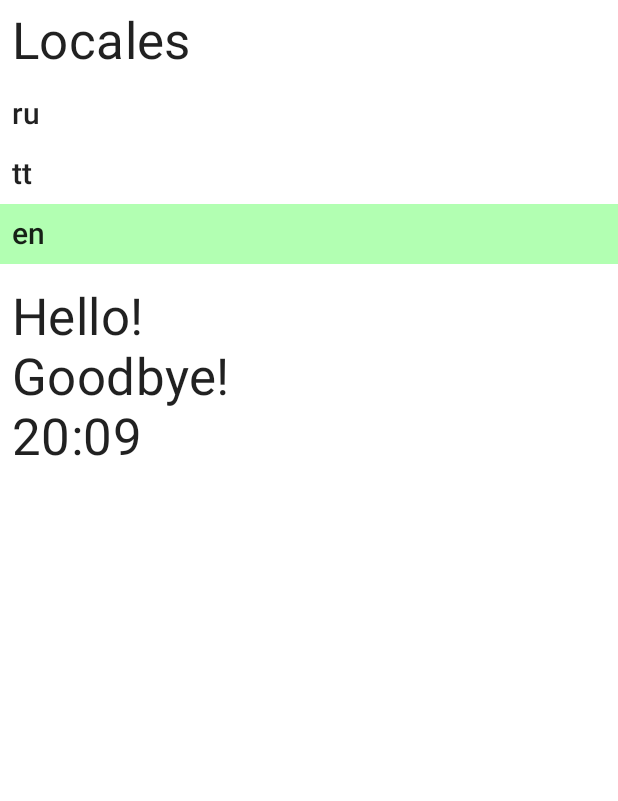
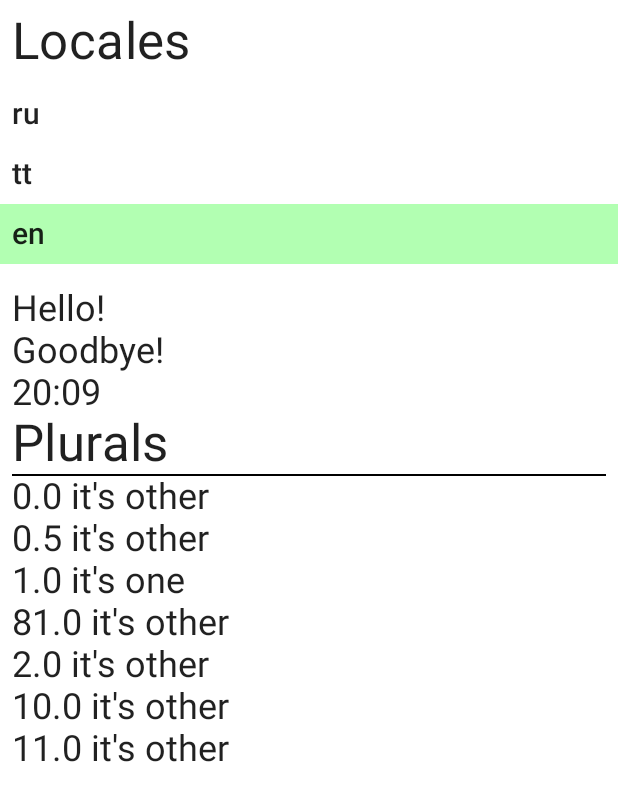
Before and after one commit to TechnokratosDev/jetpack-compose-localization, an Android app built with Jetpack Compose: the screen it shows after launch (MainActivity), on a phone screen of 412 x 824 dp. Shown: the top 801 px of the screen. Run offline under Robolectric (Android 15) with nearby library versions, the phone set to English and light mode, and no system bars.

Commit message:
implement plurals

```diff
--- a/localization/src/main/java/com/technokratos/compose/localization/Localization.kt
+++ b/localization/src/main/java/com/technokratos/compose/localization/Localization.kt
@@ -6,15 +6,16 @@ import androidx.compose.runtime.CompositionLocalProvider
 import androidx.compose.runtime.ReadOnlyComposable
 import androidx.compose.runtime.compositionLocalOf
 
-private val defaultLocalization: Localization = Localization(Locale.ENGLISH)
+internal val defaultLocalization: Localization = Localization(Locale.ENGLISH)
 
 private val supportedLocales: MutableSet<Locale> = mutableSetOf()
 
-private val localizationMap = hashMapOf<Locale, Localization>()
+internal val localizationMap = hashMapOf<Locale, Localization>()
 
 data class Localization(
     val locale: Locale,
-    internal val strings: MutableMap<String, String> = mutableMapOf()
+    internal val strings: MutableMap<String, String> = mutableMapOf(),
+    internal val plurals: MutableMap<String, Plural> = mutableMapOf()
 )
 
 fun registerSupportedLocales(vararg locales: Locale): Set<Locale> {
--- /dev/null
+++ b/localization/src/main/java/com/technokratos/compose/localization/plurals.kt
@@ -0,0 +1,91 @@
+package com.technokratos.compose.localization
+
+import java.util.Locale
+import kotlin.math.absoluteValue
+import android.util.Log
+
+class PluralRule(
+    val zero: (Double, Long, Long, Int) -> Boolean = { _, _, _, _ -> false },
+    val one: (Double, Long, Long, Int) -> Boolean = { _, _, _, _ -> false },
+    val two: (Double, Long, Long, Int) -> Boolean = { _, _, _, _ -> false },
+    val few: (Double, Long, Long, Int) -> Boolean = { _, _, _, _ -> false },
+    val many: (Double, Long, Long, Int) -> Boolean = { _, _, _, _ -> false }
+)
+
+class Plural(
+    val zero: CharSequence? = null,
+    val one: CharSequence? = null,
+    val two: CharSequence? = null,
+    val few: CharSequence? = null,
+    val many: CharSequence? = null,
+    val other: CharSequence
+)
+
+fun Plurals(
+    name: String,
+    defaultValue: Plural,
+    localeToPlural: () -> Map<Locale, Plural>
+): Localization.(Double) -> CharSequence {
+    defaultLocalization.plurals[name] = defaultValue
+    for ((locale, value) in localeToPlural().entries) {
+        if (PluralRulesHost.checkLocale(locale)) {
+            Log.w("jcl10n", "There is no plural rule for $locale currently. Plural's 'other = ${value.other}' field can be used only!")
+        }
+        val localization =
+            localizationMap[locale] ?: throw RuntimeException("There is no locale $locale")
+        localization.plurals[name] = value
+    }
+    return fun Localization.(quantity: Double): CharSequence {
+        return getPlural(name, quantity) ?: defaultLocalization.getPlural(name, quantity)
+        ?: throw RuntimeException("There is no string called $name in localization $this")
+    }
+}
+
+fun Localization.getPlural(name: String, quantity: Double): CharSequence? {
+    val absQuantity = quantity.absoluteValue
+    val (int, frac) = absQuantity.toString().split('.')
+    val integerPart = int.toLong()
+    val fractionPart = frac.trimStart('0').ifEmpty { "0" }.toLong()
+    val fractionPartDigitCount = frac.trimEnd('0').count()
+
+    return plurals[name]?.let { PluralRulesHost.resolveString(it, locale, absQuantity, integerPart, fractionPart, fractionPartDigitCount) }
+}
+
+private object PluralRulesHost {
+    private val defaultPluralRule = PluralRule()
+    private val localeToPluralRule: Map<Locale, PluralRule> = mutableMapOf(
+        Locale.ENGLISH to PluralRule(
+            one = { _: Double, i: Long, _: Long, v: Int ->
+                i == 1L && v == 0
+            }
+        ),
+        Locale("ru") to PluralRule(
+            one = { _: Double, i: Long, _: Long, v: Int ->
+                v == 0 && i % 10 == 1L && i % 100 != 11L
+            },
+            few = { _: Double, i: Long, _: Long, v: Int ->
+                v == 0 && i % 10 in 2..4 && i % 100 !in 12..14
+            },
+            many = { _: Double, i: Long, _: Long, v: Int ->
+                v == 0 && (i % 10 == 0L || i % 10 in 5..9 || i % 100 in 11..14)
+            }
+        )
+    )
+
+    fun checkLocale(locale: Locale): Boolean {
+        return localeToPluralRule.containsKey(locale)
+    }
+
+    fun resolveString(plural: Plural, locale: Locale, n: Double, i: Long, f: Long, v: Int): CharSequence {
+        val rule = localeToPluralRule[locale] ?: defaultPluralRule
+
+        return when {
+            rule.zero(n, i, f, v) && plural.zero != null -> plural.zero
+            rule.one(n, i, f, v) && plural.one != null -> plural.one
+            rule.two(n, i, f, v) && plural.two != null -> plural.two
+            rule.few(n, i, f, v) && plural.few != null -> plural.few
+            rule.many(n, i, f, v) && plural.many != null -> plural.many
+            else -> plural.other
+        }
+    }
+}
--- a/sample/src/main/java/com/technokratos/compose/localization/MainActivity.kt
+++ b/sample/src/main/java/com/technokratos/compose/localization/MainActivity.kt
@@ -4,6 +4,7 @@ import java.util.Locale
 import android.os.Bundle
 import androidx.activity.compose.setContent
 import androidx.appcompat.app.AppCompatActivity
+import androidx.compose.foundation.Canvas
 import androidx.compose.foundation.background
 import androidx.compose.foundation.clickable
 import androidx.compose.foundation.layout.Box
@@ -13,6 +14,7 @@ import androidx.compose.foundation.layout.fillMaxSize
 import androidx.compose.foundation.layout.fillMaxWidth
 import androidx.compose.foundation.layout.height
 import androidx.compose.foundation.layout.padding
+import androidx.compose.foundation.layout.requiredHeight
 import androidx.compose.foundation.lazy.LazyColumn
 import androidx.compose.foundation.lazy.items
 import androidx.compose.foundation.rememberScrollState
@@ -34,6 +36,7 @@ import com.technokratos.compose.localization.ui.bye
 import com.technokratos.compose.localization.ui.hello
 import com.technokratos.compose.localization.ui.localesHeader
 import com.technokratos.compose.localization.ui.nonTrans
+import com.technokratos.compose.localization.ui.plural
 import com.technokratos.compose.localization.ui.supportedLocalesNow
 
 class MainActivity : AppCompatActivity() {
@@ -115,14 +118,37 @@ fun LanguageChooser(modifier: Modifier = Modifier, onClick: (Locale) -> Unit = {
 
 @Composable
 fun Examples(modifier: Modifier = Modifier) {
-    Column(
+    val localization = Vocabulary.localization
+    LazyColumn(
         modifier = modifier
             .fillMaxWidth()
             .padding(8.dp)
     ) {
-        val localization = Vocabulary.localization
-        Text(text = localization.hello(), style = MaterialTheme.typography.h4)
-        Text(text = localization.bye(), style = MaterialTheme.typography.h4)
-        Text(text = localization.nonTrans().format(20, 9), style = MaterialTheme.typography.h4)
+        item {
+            Text(text = localization.hello(), style = MaterialTheme.typography.h5)
+        }
+        item {
+            Text(text = localization.bye(), style = MaterialTheme.typography.h5)
+        }
+        item {
+            Text(text = localization.nonTrans().format(20, 9), style = MaterialTheme.typography.h5)
+        }
+        item {
+            Column(modifier = Modifier.fillMaxWidth()) {
+                Text(
+                    modifier = Modifier.fillMaxWidth(),
+                    text = "Plurals",
+                    style = MaterialTheme.typography.h4
+                )
+                Canvas(
+                    modifier = Modifier
+                        .fillMaxWidth()
+                        .requiredHeight(1.dp),
+                    onDraw = { drawRect(color = Color.Black) })
+            }
+        }
+        items(arrayOf(0.0, 0.5, 1.0, 81.0, 2.0, 10.0, 11.0)) {
+            Text(text = "$it ${localization.plural(it)}", style = MaterialTheme.typography.h5)
+        }
     }
 }
--- a/sample/src/main/java/com/technokratos/compose/localization/ui/Strings.kt
+++ b/sample/src/main/java/com/technokratos/compose/localization/ui/Strings.kt
@@ -2,6 +2,8 @@ package com.technokratos.compose.localization.ui
 
 import java.util.Locale
 import com.technokratos.compose.localization.NonTranslatable
+import com.technokratos.compose.localization.Plural
+import com.technokratos.compose.localization.Plurals
 import com.technokratos.compose.localization.Translatable
 import com.technokratos.compose.localization.registerSupportedLocales
 
@@ -32,3 +34,18 @@ val bye = Translatable("bye", "Goodbye!") {
 }
 
 val nonTrans = NonTranslatable("format", "%1\$d:%2\$02d")
+
+val plural = Plurals("plural", Plural(one = "it's one", other = "it's other")) {
+    hashMapOf(
+        RUSSIAN to Plural(
+            one = "это один",
+            few = "это несколько",
+            many = "это много",
+            other = "это другое"
+        ),
+        TATAR to Plural(
+            one = "это не покажется",
+            other = "бу башка"
+        )
+    )
+}
```
